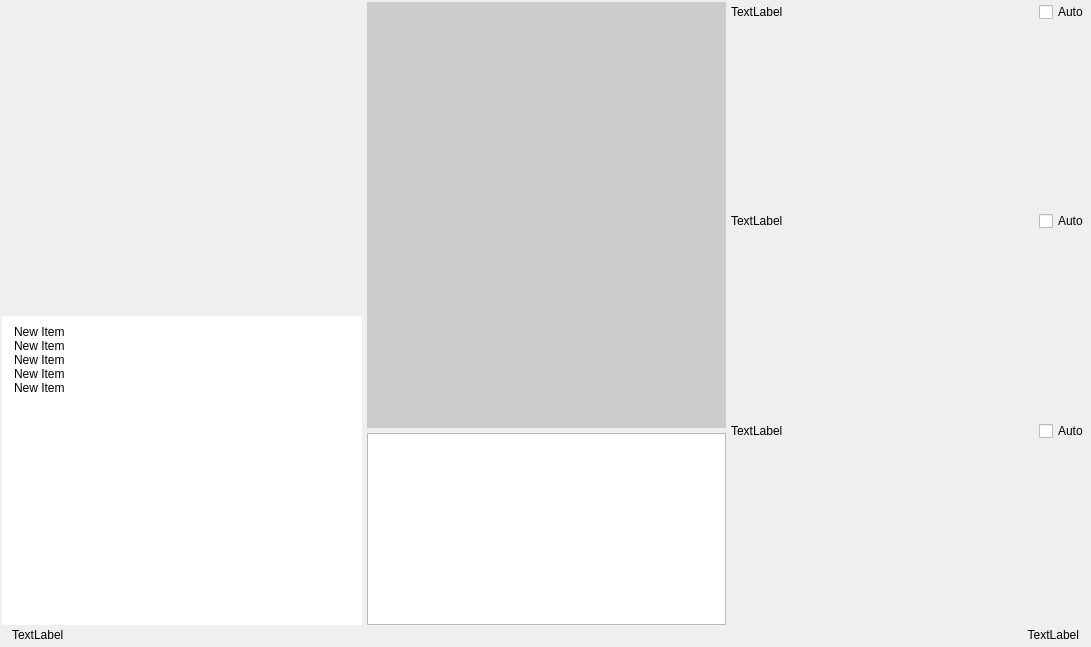
First picture: the form in t1.ui, repository jx06T/rocket_system_ground_side, before the edit.
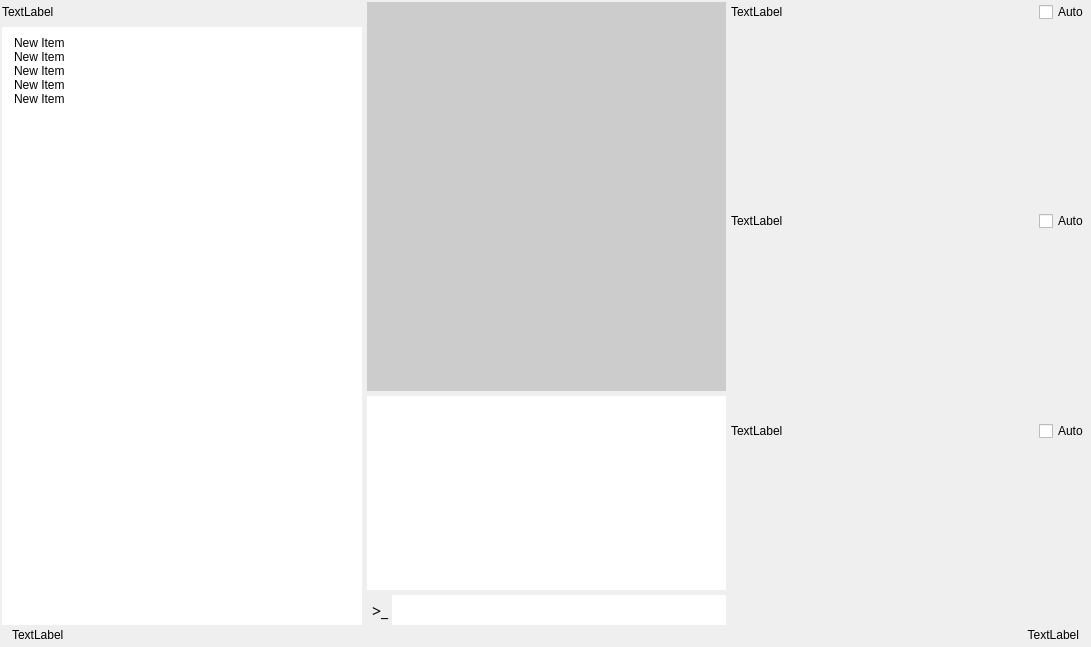
Second picture: the form after the edit.

```diff
--- a/t1.ui
+++ b/t1.ui
@@ -50,7 +50,20 @@
          <enum>QLayout::SetMaximumSize</enum>
         </property>
         <item>
-         <widget class="QWidget" name="gl_widget" native="true"/>
+         <widget class="QLabel" name="gl_label">
+          <property name="maximumSize">
+           <size>
+            <width>16777215</width>
+            <height>20</height>
+           </size>
+          </property>
+          <property name="text">
+           <string>TextLabel</string>
+          </property>
+         </widget>
+        </item>
+        <item>
+         <layout class="QGridLayout" name="gl_gridLayout"/>
         </item>
         <item>
          <widget class="QWidget" name="widget_2" native="true">
@@ -150,7 +163,7 @@
        </layout>
       </item>
       <item>
-       <layout class="QVBoxLayout" name="verticalLayout_3" stretch="2,0">
+       <layout class="QVBoxLayout" name="verticalLayout_3" stretch="2,1,0">
         <property name="spacing">
          <number>5</number>
         </property>
@@ -175,6 +188,9 @@
             <height>0</height>
            </size>
           </property>
+          <property name="styleSheet">
+           <string notr="true">border:none;</string>
+          </property>
           <property name="html">
            <string>&lt;!DOCTYPE HTML PUBLIC &quot;-//W3C//DTD HTML 4.0//EN&quot; &quot;http://www.w3.org/TR/REC-html40/strict.dtd&quot;&gt;
 &lt;html&gt;&lt;head&gt;&lt;meta name=&quot;qrichtext&quot; content=&quot;1&quot; /&gt;&lt;style type=&quot;text/css&quot;&gt;
@@ -184,6 +200,51 @@
           </property>
          </widget>
         </item>
+        <item>
+         <layout class="QHBoxLayout" name="horizontalLayout_9">
+          <property name="spacing">
+           <number>2</number>
+          </property>
+          <property name="leftMargin">
+           <number>5</number>
+          </property>
+          <item>
+           <widget class="QLabel" name="label">
+            <property name="font">
+             <font>
+              <family>0xProto Nerd Font Mono</family>
+              <pointsize>12</pointsize>
+              <weight>50</weight>
+              <bold>false</bold>
+              <underline>false</underline>
+             </font>
+            </property>
+            <property name="text">
+             <string>&gt;_</string>
+            </property>
+           </widget>
+          </item>
+          <item>
+           <widget class="QLineEdit" name="lineEdit">
+            <property name="sizePolicy">
+             <sizepolicy hsizetype="Expanding" vsizetype="Maximum">
+              <horstretch>0</horstretch>
+              <verstretch>0</verstretch>
+             </sizepolicy>
+            </property>
+            <property name="minimumSize">
+             <size>
+              <width>0</width>
+              <height>30</height>
+             </size>
+            </property>
+            <property name="styleSheet">
+             <string notr="true">border:none;</string>
+            </property>
+           </widget>
+          </item>
+         </layout>
+        </item>
        </layout>
       </item>
       <item>
```
